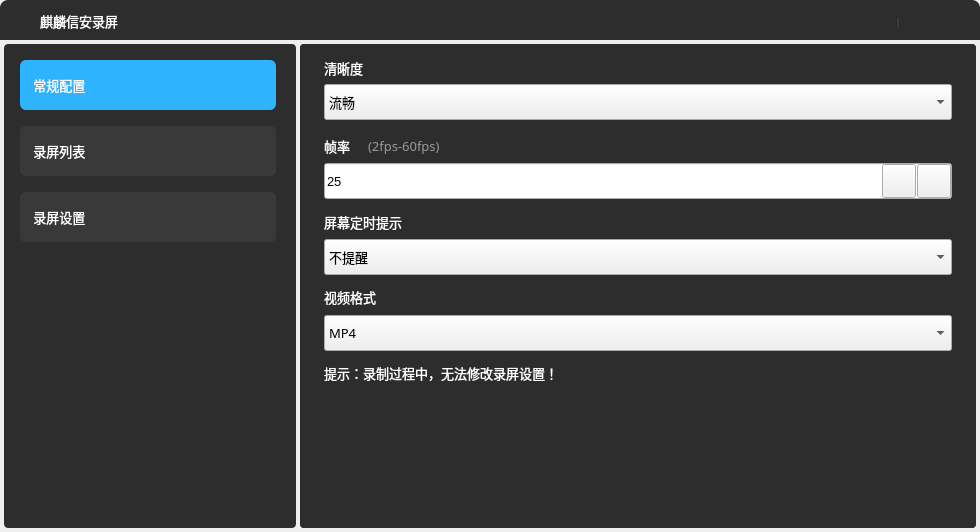
Above: src/ui/ks-vaudit-record/src/widget.ui from openeuler-mirror/ks-vaudit before the change. Below: the same form after it.
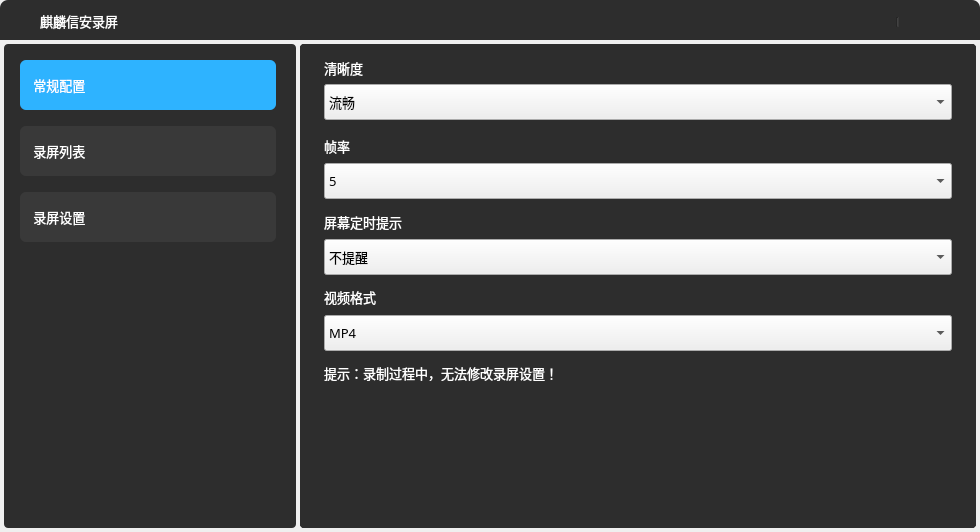
That is the form after the change. Icons and pictures are not drawn.

Diff of the .ui file:
```diff
--- a/src/ui/ks-vaudit-record/src/widget.ui
+++ b/src/ui/ks-vaudit-record/src/widget.ui
@@ -1102,28 +1102,6 @@
        </property>
       </item>
      </widget>
-     <widget class="QLabel" name="label_11">
-      <property name="geometry">
-       <rect>
-        <x>68</x>
-        <y>94</y>
-        <width>101</width>
-        <height>16</height>
-       </rect>
-      </property>
-      <property name="font">
-       <font>
-        <family>Sans Serif</family>
-        <pointsize>10</pointsize>
-       </font>
-      </property>
-      <property name="styleSheet">
-       <string notr="true">color:#999999;</string>
-      </property>
-      <property name="text">
-       <string>(2fps-60fps)</string>
-      </property>
-     </widget>
      <widget class="QComboBox" name="typeBox">
       <property name="geometry">
        <rect>
@@ -1221,78 +1199,6 @@
        <string>屏幕定时提示</string>
       </property>
      </widget>
-     <widget class="QLineEdit" name="fpsEdit">
-      <property name="geometry">
-       <rect>
-        <x>24</x>
-        <y>119</y>
-        <width>628</width>
-        <height>36</height>
-       </rect>
-      </property>
-      <property name="font">
-       <font>
-        <pointsize>10</pointsize>
-       </font>
-      </property>
-      <property name="inputMethodHints">
-       <set>Qt::ImhNone</set>
-      </property>
-      <property name="text">
-       <string>25</string>
-      </property>
-     </widget>
-     <widget class="QPushButton" name="pushButton_2">
-      <property name="geometry">
-       <rect>
-        <x>617</x>
-        <y>120</y>
-        <width>34</width>
-        <height>34</height>
-       </rect>
-      </property>
-      <property name="font">
-       <font>
-        <pointsize>10</pointsize>
-       </font>
-      </property>
-      <property name="text">
-       <string/>
-      </property>
-      <property name="icon">
-       <iconset resource="../data/src.qrc">
-        <normaloff>:/images/icon_plus_pre.svg</normaloff>:/images/icon_plus_pre.svg</iconset>
-      </property>
-      <property name="iconSize">
-       <size>
-        <width>15</width>
-        <height>15</height>
-       </size>
-      </property>
-     </widget>
-     <widget class="QPushButton" name="pushButton_3">
-      <property name="geometry">
-       <rect>
-        <x>582</x>
-        <y>120</y>
-        <width>34</width>
-        <height>34</height>
-       </rect>
-      </property>
-      <property name="text">
-       <string/>
-      </property>
-      <property name="icon">
-       <iconset resource="../data/src.qrc">
-        <normaloff>:/images/icon_Less_pre.svg</normaloff>:/images/icon_Less_pre.svg</iconset>
-      </property>
-      <property name="iconSize">
-       <size>
-        <width>15</width>
-        <height>15</height>
-       </size>
-      </property>
-     </widget>
      <widget class="QLabel" name="label_14">
       <property name="geometry">
        <rect>
@@ -1315,6 +1221,54 @@
        <string>提示：录制过程中，无法修改录屏设置！</string>
       </property>
      </widget>
+     <widget class="QComboBox" name="fpsBox">
+      <property name="geometry">
+       <rect>
+        <x>24</x>
+        <y>119</y>
+        <width>628</width>
+        <height>36</height>
+       </rect>
+      </property>
+      <property name="styleSheet">
+       <string notr="true"/>
+      </property>
+      <item>
+       <property name="text">
+        <string>5</string>
+       </property>
+      </item>
+      <item>
+       <property name="text">
+        <string>10</string>
+       </property>
+      </item>
+      <item>
+       <property name="text">
+        <string>20</string>
+       </property>
+      </item>
+      <item>
+       <property name="text">
+        <string>25</string>
+       </property>
+      </item>
+      <item>
+       <property name="text">
+        <string>30</string>
+       </property>
+      </item>
+      <item>
+       <property name="text">
+        <string>45</string>
+       </property>
+      </item>
+      <item>
+       <property name="text">
+        <string>60</string>
+       </property>
+      </item>
+     </widget>
     </widget>
     <zorder>SideBar</zorder>
     <zorder>ListBody</zorder>
```
